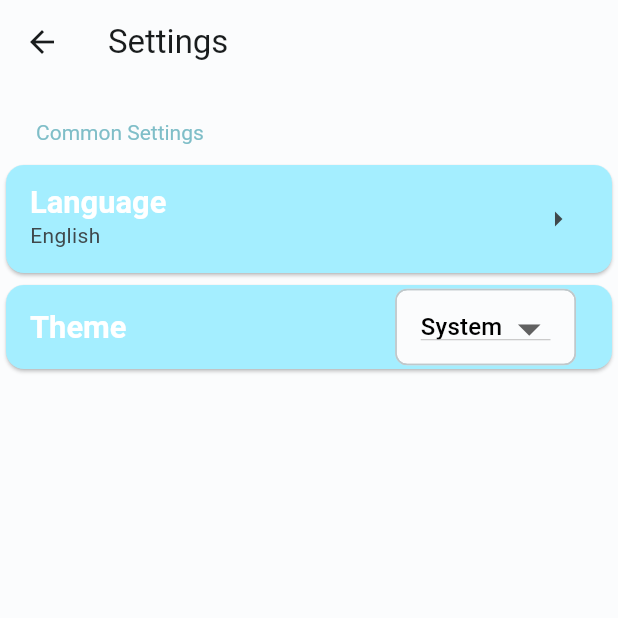
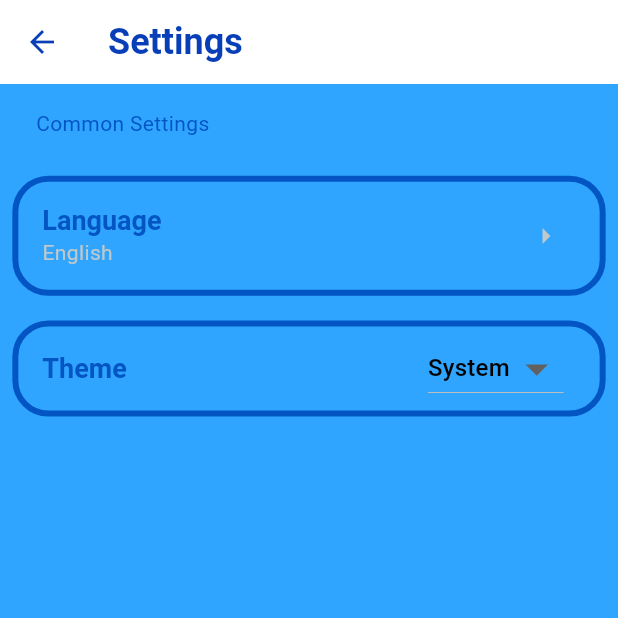
Before and after one commit to edibesad/aisistant, a Flutter app: the screen it shows after launch, after a tap on "Settings", on a phone screen of 412 x 824 dp, the top half of it. Run offline on Flutter 3.47's test engine with Material 3 defaults, Android fonts, the phone set to English and light mode, and no system bars; our stand-ins replace auto_route, connectivity_plus, dio, easy_localization, equatable, firebase_analytics and 10 more; accounts and stored records are empty; generated files the repository leaves out were written again.

Commit message:
light theme ingegration completed

```diff
--- a/lib/core/app/widgets/custom_markdown.dart
+++ b/lib/core/app/widgets/custom_markdown.dart
@@ -17,11 +17,11 @@ class CustomMarkdown extends StatelessWidget {
         styleSheet: MarkdownStyleSheet(
             code: TextStyle(
               fontFamily: GoogleFonts.cutiveMono().fontFamily,
-              fontSize: 16,
+              fontSize: MediaQuery.of(context).textScaler.scale(16),
               color: isDark ? Colors.white : Colors.black,
             ),
             p: TextStyle(
-                fontSize: 18,
+                fontSize: MediaQuery.of(context).textScaler.scale(18),
                 color: context.themeData.brightness == Brightness.dark
                     ? Colors.white
                     : Colors.black)),
--- a/lib/core/app/widgets/prompt_text_field.dart
+++ b/lib/core/app/widgets/prompt_text_field.dart
@@ -14,7 +14,7 @@ class PromptTextField extends StatelessWidget {
       style: TextStyle(
           color: context.themeData.brightness == Brightness.dark
               ? Colors.white
-              : context.themeData.primaryColor),
+              : Colors.black),
       controller: controller,
       decoration: InputDecoration(hintText: 'prompt'.tr()),
       onSubmitted: onSubmitted,
--- a/lib/core/app/widgets/submit_button.dart
+++ b/lib/core/app/widgets/submit_button.dart
@@ -11,6 +11,7 @@ class SubmitButton extends StatelessWidget {
   @override
   Widget build(BuildContext context) {
     return IconButton.filled(
+      color: context.theme.colorScheme.onTertiary,
       onPressed: onPressed,
       icon: SizedBox(
           width: context.mediaQuery.size.width * .1,
--- a/lib/core/init/theme/dark_app_theme.dart
+++ b/lib/core/init/theme/dark_app_theme.dart
@@ -15,7 +15,7 @@ class DarkAppTheme implements AppTheme {
     secondaryContainer: Color(0xFF334A50),
     onSecondaryContainer: Color(0xFFCDE7EE),
     tertiary: Color.fromARGB(255, 65, 85, 255),
-    onTertiary: Color(0xFF00363B),
+    onTertiary: Color.fromARGB(255, 255, 255, 255),
     tertiaryContainer: Color.fromARGB(255, 4, 35, 93),
     onTertiaryContainer: Color.fromARGB(255, 153, 214, 255),
     error: Color(0xFFFFB4AB),
@@ -26,7 +26,7 @@ class DarkAppTheme implements AppTheme {
     onBackground: Color(0xFFE1E3E4),
     surface: Color.fromARGB(255, 47, 165, 255),
     onSurface: Color(0xFFE1E3E4),
-    surfaceVariant: Color(0xFF3F484B),
+    surfaceVariant: Color.fromARGB(255, 255, 255, 255),
     onSurfaceVariant: Color(0xFFBFC8CB),
     outline: Color(0xFF899295),
     onInverseSurface: Color(0xFF191C1D),
--- a/lib/core/init/theme/light_app_theme.dart
+++ b/lib/core/init/theme/light_app_theme.dart
@@ -1,44 +1,90 @@
 import 'package:flutter/material.dart';
+
+import 'package:google_fonts/google_fonts.dart';
 
 import 'app_theme.dart';
 
 class LightAppTheme implements AppTheme {
   final ColorScheme _lightColorScheme = const ColorScheme(
     brightness: Brightness.light,
-    primary: Color.fromARGB(255, 127, 190, 200),
-    onPrimary: Color(0xFFFFFFFF),
-    primaryContainer: Color(0xFFA4EEFF),
-    onPrimaryContainer: Color(0xFF001F25),
-    secondary: Color(0xFF4B6268),
-    onSecondary: Color(0xFFFFFFFF),
-    secondaryContainer: Color(0xFFCDE7EE),
-    onSecondaryContainer: Color(0xFF051F24),
-    tertiary: Color(0xFF006972),
-    onTertiary: Color(0xFFFFFFFF),
-    tertiaryContainer: Color(0xFF8AF2FF),
-    onTertiaryContainer: Color(0xFF001F23),
-    error: Color(0xFFBA1A1A),
-    errorContainer: Color(0xFFFFDAD6),
-    onError: Color(0xFFFFFFFF),
-    onErrorContainer: Color(0xFF410002),
-    background: Color(0xFFFBFCFD),
-    onBackground: Color(0xFF191C1D),
-    surface: Color(0xFFFBFCFD),
-    onSurface: Color(0xFF191C1D),
-    surfaceVariant: Color(0xFFDBE4E7),
-    onSurfaceVariant: Color(0xFF3F484B),
-    outline: Color(0xFF6F797B),
-    onInverseSurface: Color(0xFFEFF1F2),
-    inverseSurface: Color(0xFF2E3132),
-    inversePrimary: Color(0xFF52D7F0),
+    primary: Color.fromARGB(255, 255, 255, 255),
+    onPrimary: Color.fromARGB(255, 255, 255, 255),
+    primaryContainer: Color(0xFFA8DFFF),
+    onPrimaryContainer: Color.fromARGB(255, 255, 255, 255),
+    secondary: Color.fromARGB(255, 65, 85, 255),
+    onSecondary: Color.fromARGB(255, 255, 255, 255),
+    secondaryContainer: Color(0xFF334A50),
+    onSecondaryContainer: Color(0xFFCDE7EE),
+    tertiary: Color.fromARGB(255, 65, 85, 255),
+    onTertiary: Color(0xFF0355C4),
+    tertiaryContainer: Color.fromARGB(255, 255, 255, 255),
+    onTertiaryContainer: Color(0xFF73C9FA),
+    error: Color(0xFFFFB4AB),
+    errorContainer: Color(0xFF93000A),
+    onError: Color(0xFF690005),
+    onErrorContainer: Color(0xFFFFDAD6),
+    background: Color.fromARGB(255, 255, 255, 255),
+    onBackground: Color(0xFFE1E3E4),
+    surface: Color.fromARGB(255, 47, 165, 255),
+    onSurface: Color(0xFF38B6FF),
+    surfaceVariant: Color(0xFF0355C4),
+    onSurfaceVariant: Color(0xFFBFC8CB),
+    outline: Color(0xFF899295),
+    onInverseSurface: Color(0xFF191C1D),
+    inverseSurface: Color(0xFFE1E3E4),
+    inversePrimary: Color(0xFF006877),
     shadow: Color(0xFF000000),
-    surfaceTint: Color(0xFF006877),
-    outlineVariant: Color(0xFFBFC8CB),
+    surfaceTint: Color(0xFF52D7F0),
+    outlineVariant: Color(0xFF3F484B),
     scrim: Color(0xFF000000),
   );
+
+  final InputDecorationTheme _inputDecorationTheme = const InputDecorationTheme(
+    filled: true,
+    fillColor: Color.fromARGB(255, 255, 255, 255),
+    labelStyle: TextStyle(color: Color.fromRGBO(47, 165, 255, 1)),
+    enabledBorder: OutlineInputBorder(
+        borderSide:
+            BorderSide(color: Color.fromARGB(255, 8, 62, 183), width: 2),
+        borderRadius: BorderRadius.all(Radius.circular(16))),
+    border: OutlineInputBorder(
+        borderSide: BorderSide(color: Color.fromARGB(255, 8, 62, 183)),
+        borderRadius: BorderRadius.all(Radius.circular(16))),
+    focusedBorder: OutlineInputBorder(
+        borderSide:
+            BorderSide(color: Color.fromARGB(255, 8, 62, 183), width: 2),
+        borderRadius: BorderRadius.all(Radius.circular(16))),
+  );
+
+  final TextSelectionThemeData _selectionTheme = const TextSelectionThemeData(
+      selectionHandleColor: Color.fromARGB(255, 47, 165, 255),
+      selectionColor: Color.fromARGB(255, 47, 165, 255),
+      cursorColor: Color.fromARGB(255, 47, 165, 255));
+
+  final AppBarTheme _appBarTheme = const AppBarTheme(
+      iconTheme: IconThemeData(color: Color.fromARGB(255, 8, 62, 183)),
+      titleTextStyle: TextStyle(
+          color: Color.fromARGB(255, 8, 62, 183),
+          fontSize: 24,
+          fontWeight: FontWeight.bold),
+      backgroundColor: Color.fromARGB(255, 255, 255, 255),
+      elevation: 0,
+      surfaceTintColor: Colors.transparent);
+
+  final DropdownMenuThemeData _dropdownMenuThemeData =
+      const DropdownMenuThemeData(
+          menuStyle: MenuStyle(
+              backgroundColor: MaterialStatePropertyAll(
+                  Color.fromARGB(255, 255, 255, 255))));
+
   @override
   ThemeData get themeData => ThemeData(
         brightness: Brightness.light,
         colorScheme: _lightColorScheme,
+        dropdownMenuTheme: _dropdownMenuThemeData,
+        appBarTheme: _appBarTheme,
+        textSelectionTheme: _selectionTheme,
+        inputDecorationTheme: _inputDecorationTheme,
+        textTheme: GoogleFonts.leagueSpartanTextTheme(),
       );
 }
--- a/lib/features/home/view/home_view.dart
+++ b/lib/features/home/view/home_view.dart
@@ -1,5 +1,4 @@
 import 'package:auto_route/auto_route.dart';
-import 'package:easy_localization/easy_localization.dart';
 import 'package:flutter/material.dart';
 import 'package:font_awesome_flutter/font_awesome_flutter.dart';
 
@@ -22,9 +21,6 @@ class _HomeViewState extends BaseState<HomeView> with HomeViewMixin {
   @override
   Widget build(BuildContext context) {
     return Scaffold(
-      appBar: AppBar(
-        title: const Text('home').tr(),
-      ),
       body: Center(
         child: SingleChildScrollView(
           child: Column(
@@ -32,12 +28,15 @@ class _HomeViewState extends BaseState<HomeView> with HomeViewMixin {
             children: [
               HomeContainer(
                   contentColor: context.colorScheme.onSurface,
-                  backgroundColor: context.theme.colorScheme.secondary,
+                  backgroundColor: context.isDark
+                      ? context.theme.colorScheme.secondary
+                      : Colors.white,
                   icon: FontAwesomeIcons.comment,
                   title: 'one_shot',
                   onTap: viewModel.onOneShotTap),
               SizedBox(height: _divider),
               HomeContainer(
+                  contentColor: context.theme.colorScheme.surfaceVariant,
                   backgroundColor:
                       context.themeData.colorScheme.tertiaryContainer,
                   icon: FontAwesomeIcons.comments,
--- a/lib/features/home/view/widgets/page_container.dart
+++ b/lib/features/home/view/widgets/page_container.dart
@@ -1,7 +1,5 @@
 import 'package:easy_localization/easy_localization.dart';
 import 'package:flutter/material.dart';
-
-import '../../../../core/extension/context_extension.dart';
 
 class HomeContainer extends StatelessWidget {
   const HomeContainer(
@@ -29,15 +27,15 @@ class HomeContainer extends StatelessWidget {
         decoration: BoxDecoration(
           boxShadow: const [
             BoxShadow(
-              offset: Offset(4, 10),
+              offset: Offset(-4, 12),
               blurStyle: BlurStyle.solid,
             )
           ],
           color: backgroundColor,
           borderRadius: BorderRadius.circular(10),
           border: Border.all(
-            color: context.theme.colorScheme.tertiary,
-            width: 2,
+            color: contentColor ?? Colors.white,
+            width: 4,
           ),
         ),
         child: Padding(
--- a/lib/features/settings/view/widgets/common_section/tiles/theme_tile.dart
+++ b/lib/features/settings/view/widgets/common_section/tiles/theme_tile.dart
@@ -13,11 +13,7 @@ class ThemeTile extends BlocSelector<SettingsViewModel, SettingsState, String> {
           selector: (state) => state.themeMode,
           builder: (context, state) => SettingsTile(
             title: const Text('theme').tr(),
-            trailing: Chip(
-              label: SizedBox(
-                width: MediaQuery.of(context).size.width * 0.21,
-                height: MediaQuery.of(context).size.height * 0.04,
-                child: DropdownButton<String>(
+            trailing: DropdownButton<String>(
               borderRadius: BorderRadius.circular(10),
               iconSize: 36,
               value: state,
@@ -27,12 +23,8 @@ class ThemeTile extends BlocSelector<SettingsViewModel, SettingsState, String> {
                 buildDropdownMenuItem('dark', context),
               ],
               onChanged: (value) {
-                    context
-                        .read<SettingsViewModel>()
-                        .onThemeModeChanged(value!);
+                context.read<SettingsViewModel>().onThemeModeChanged(value!);
               },
-                ),
-              ),
             ),
           ),
         );
--- a/lib/features/settings/view/widgets/settings_section.dart
+++ b/lib/features/settings/view/widgets/settings_section.dart
@@ -17,14 +17,14 @@ class SettingsSection extends StatelessWidget {
       children: <Widget>[
         Padding(
           padding: EdgeInsetsDirectional.only(
-            top: MediaQuery.of(context).textScaler.scale(24),
-            bottom: MediaQuery.of(context).textScaler.scale(10),
+            top: MediaQuery.of(context).size.height * 0.02,
+            bottom: MediaQuery.of(context).size.height * 0.02,
             start: 24,
             end: 24,
           ),
-          child: DefaultTextStyle(
-            style: TextStyle(color: context.theme.primaryColor),
-            child: Text(title),
+          child: Text(
+            style: TextStyle(color: context.colorScheme.onTertiary),
+            title,
           ),
         ),
         Column(
--- a/lib/features/settings/view/widgets/settings_tile.dart
+++ b/lib/features/settings/view/widgets/settings_tile.dart
@@ -17,17 +17,26 @@ class SettingsTile extends StatelessWidget {
 
   @override
   Widget build(BuildContext context) {
-    return Card(
-      color: context.themeData.colorScheme.primaryContainer,
+    return Padding(
+      padding: context.paddingLow,
+      child: Container(
+        decoration: BoxDecoration(
+            borderRadius: BorderRadius.circular(24),
+            border: Border.all(
+              width: 4,
+              color: context.themeData.colorScheme.surfaceVariant,
+            )),
         child: ListTile(
           titleTextStyle: TextStyle(
+              color: context.themeData.colorScheme.surfaceVariant,
               fontWeight: FontWeight.bold,
-            fontSize: MediaQuery.of(context).size.width * 0.05),
+              fontSize: MediaQuery.of(context).textScaler.scale(18)),
           title: title,
           onTap: onTap,
           trailing: trailing,
           subtitle: subtitle,
         ),
+      ),
     );
   }
 }
```
Also changed, not shown: lib/core/app/widgets/message_container.dart (+4 -5 lines), lib/features/chat/chat_list_view/view/widgets/chat_card.dart (+19 -5 lines), pubspec.lock, 1 other file. Lines whose indentation alone changed are shown as unchanged.
